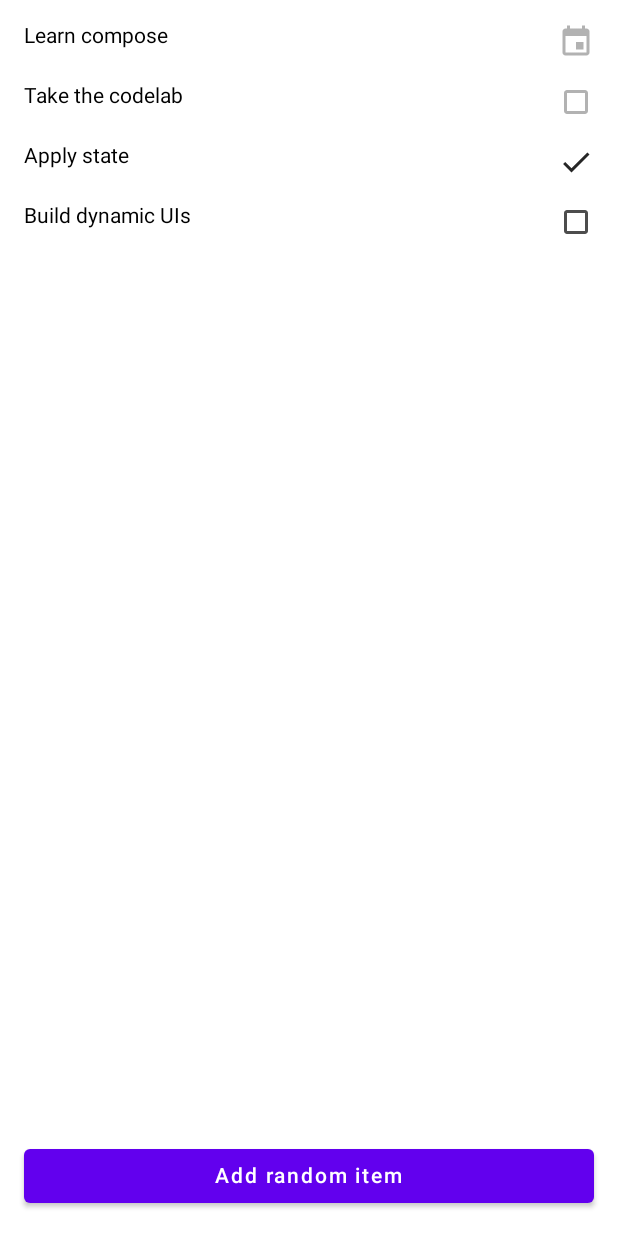
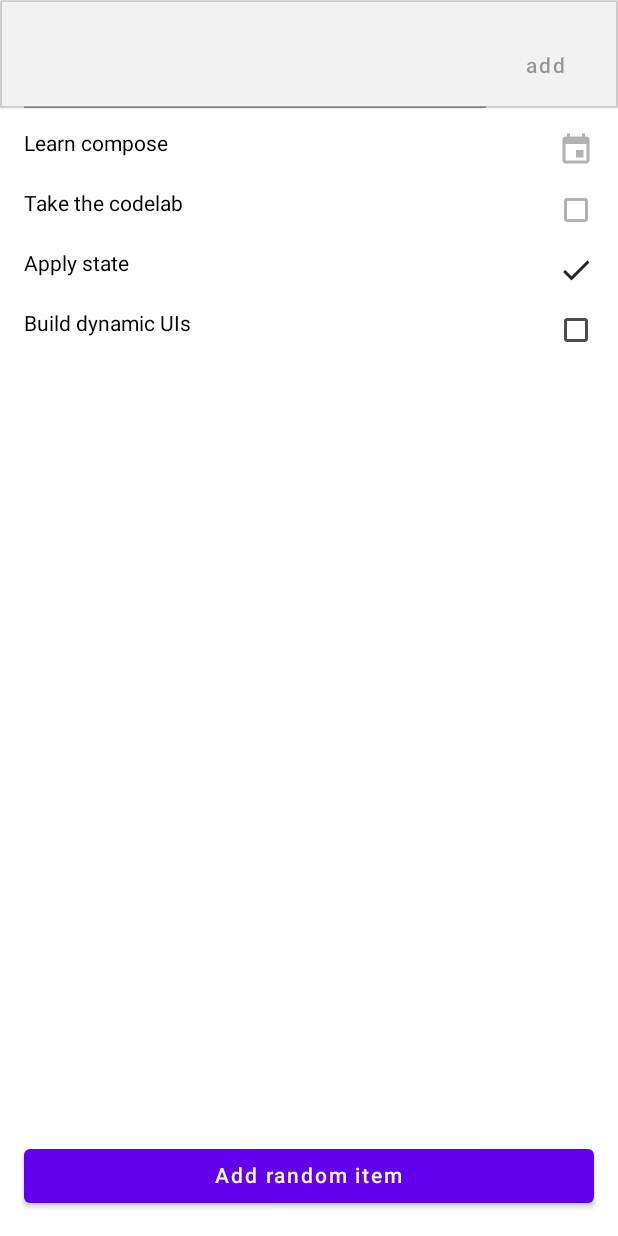
Before and after one commit to Jenner-Zhl/ComposeLeaning, an Android app built with Jetpack Compose: the @Preview function PreviewTodoScreen, on a phone screen of 412 x 824 dp. Run offline under Robolectric (Android 15) with nearby library versions, the phone set to English and light mode, and no system bars.

Commit message:
state hoisting 输入文字添加item

```diff
--- a/state/src/main/java/com/codelabs/state/todo/TodoScreen.kt
+++ b/state/src/main/java/com/codelabs/state/todo/TodoScreen.kt
@@ -30,7 +30,9 @@ import androidx.compose.material.Icon
 import androidx.compose.material.LocalContentColor
 import androidx.compose.material.Text
 import androidx.compose.runtime.Composable
+import androidx.compose.runtime.mutableStateOf
 import androidx.compose.runtime.remember
+import androidx.compose.ui.Alignment
 import androidx.compose.ui.Modifier
 import androidx.compose.ui.res.stringResource
 import androidx.compose.ui.tooling.preview.Preview
@@ -52,6 +54,9 @@ fun TodoScreen(
     onRemoveItem: (TodoItem) -> Unit
 ) {
     Column {
+        TodoItemInputBackground(elevate = true, modifier = Modifier.fillMaxWidth()) {
+            TodoItemInput(onItemComplete = onAddItem)
+        }
         LazyColumn(
             modifier = Modifier.weight(1f),
             contentPadding = PaddingValues(top = 8.dp)
@@ -106,6 +111,34 @@ private fun randomTint(): Float {
     return Random.nextFloat().coerceIn(0.3f, 0.9f)
 }
 
+@Composable
+fun TodoItemInput(onItemComplete: (TodoItem) -> Unit) {
+    val (text, setText) = remember { mutableStateOf("")}
+    Column {
+        Row(
+            Modifier
+                .padding(horizontal = 16.dp)
+                .padding(top = 16.dp)) {
+            TodoInputText(
+                text,
+                setText,
+                Modifier
+                    .weight(1f)
+                    .padding(end = 8.dp)
+            )
+            TodoEditButton(
+                onClick = {
+                    onItemComplete(TodoItem(text))
+                    setText("")
+                },
+                text = "add",
+                enabled = text.isNotEmpty(),
+                modifier = Modifier.align(Alignment.CenterVertically)
+            )
+        }
+    }
+}
+
 @Preview
 @Composable
 fun PreviewTodoScreen() {
```
